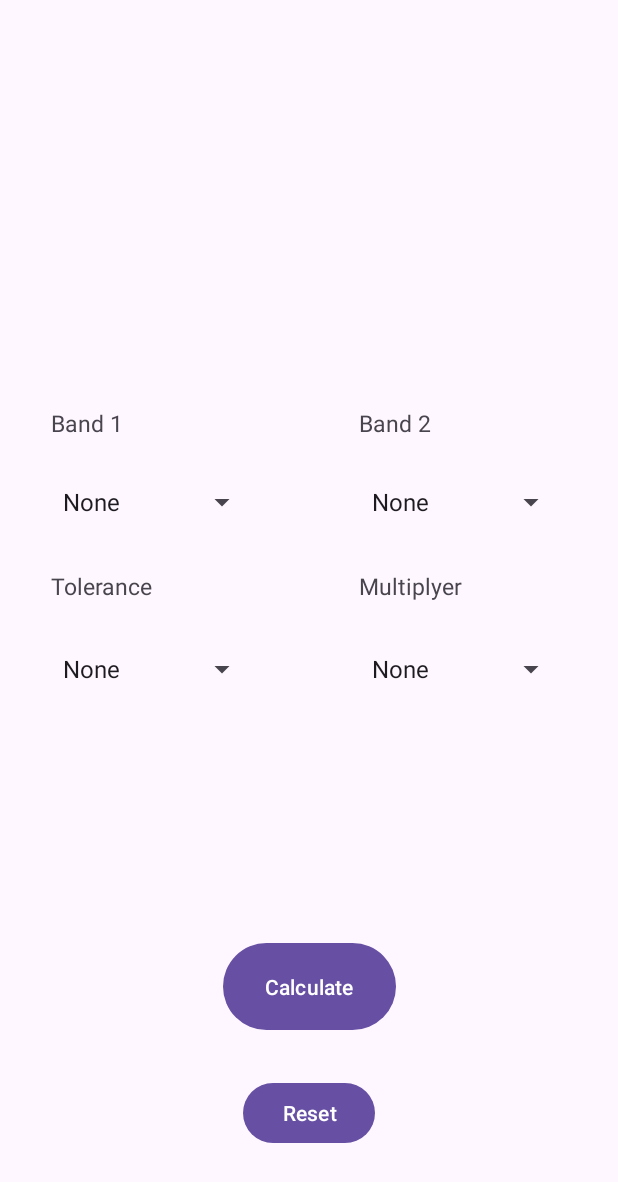
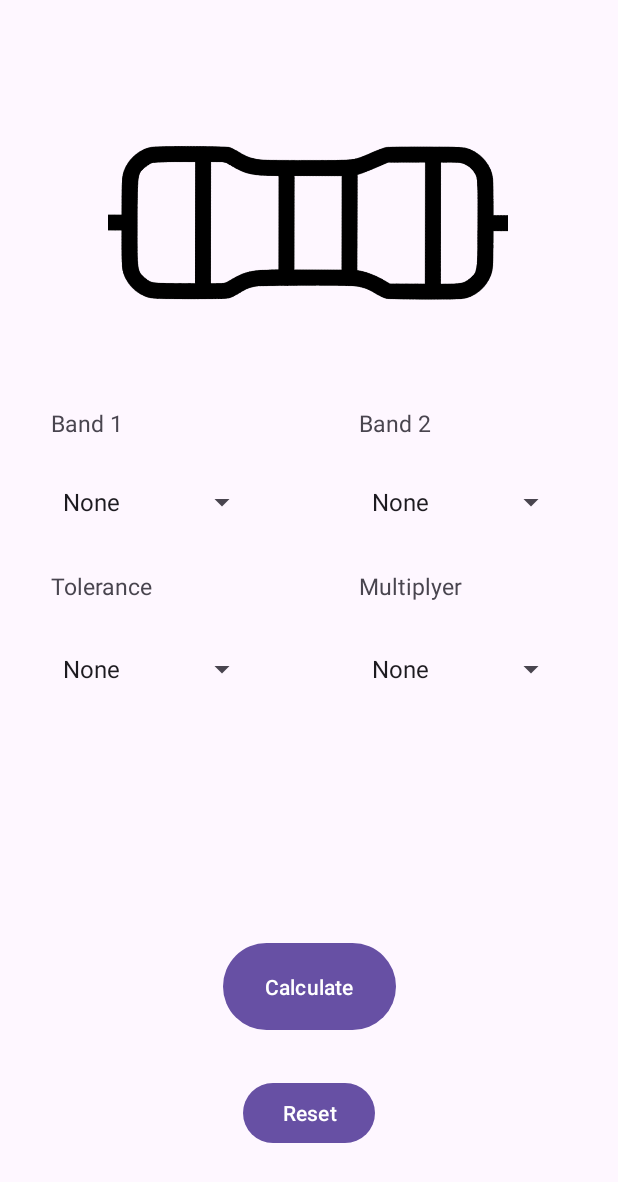
Before and after one commit to S00221754/Resistor-App, an Android app: the screen it shows after launch (MainActivity), on a phone screen of 412 x 824 dp. Shown: the top 1182 px of the screen. Run offline under Robolectric (Android 15) with nearby library versions, the phone set to English and light mode, and no system bars.

Commit message:
image and colors working need to fix bugs

```diff
--- a/app/src/main/java/com/example/resistorapp/MainActivity.java
+++ b/app/src/main/java/com/example/resistorapp/MainActivity.java
@@ -21,20 +21,27 @@ import android.widget.TextView;
 import android.widget.Toast;
 
 public class MainActivity extends AppCompatActivity {
-    //EditText band1, band2, bandMulti, bandTol;
+
     Spinner spinB1, spinB2, spinM, spinT;
-    TextView Result;
+    TextView Result, band1, band2, bandMulti, bandTol;
     Button btnCalc, Reset;
     @Override
     protected void onCreate(Bundle savedInstanceState) {
         super.onCreate(savedInstanceState);
         setContentView(R.layout.activity_main);
+        //logic
         spinB1 = findViewById(R.id.Band1);
         spinB2 = findViewById(R.id.band2);
         spinM = findViewById(R.id.band3);
         spinT = findViewById(R.id.band4);
         Result = findViewById(R.id.Result);
         Reset = findViewById(R.id.btnReset);
+
+        //image
+        band1 = findViewById(R.id.rectband1);
+        band2 = findViewById(R.id.rectband2);
+        bandMulti = findViewById(R.id.rectM);
+        bandTol = findViewById(R.id.rectTol3);
         ArrayAdapter adapter = new ArrayAdapter(this, android.R.layout.simple_spinner_item, getResources().getTextArray(R.array.Bands)) {
             @NonNull
             @Override
@@ -42,6 +49,14 @@ public class MainActivity extends AppCompatActivity {
             public View getView(int position, View convertView, @NonNull ViewGroup parent) {
                 View view = super.getView(position, convertView, parent);
                 view.setBackgroundColor(ItemBackgroundBand(position));
+                if (parent == spinB1)
+                {
+                    band1.setBackgroundColor(ItemBackgroundBand(position));
+                }
+                else
+                {
+                    band2.setBackgroundColor(ItemBackgroundBand(position));
+                }
                 return view;
             }
             //to set the background color of the other items
@@ -61,6 +76,7 @@ public class MainActivity extends AppCompatActivity {
             public View getView(int position, View convertView, @NonNull ViewGroup parent) {
                 View view = super.getView(position, convertView, parent);
                 view.setBackgroundColor(ItemBackgroundMulti(position));
+                bandMulti.setBackgroundColor(ItemBackgroundMulti(position));
                 return view;
             }
             //to set the background color of the other items
@@ -80,6 +96,7 @@ public class MainActivity extends AppCompatActivity {
             public View getView(int position, View convertView, @NonNull ViewGroup parent) {
                 View view = super.getView(position, convertView, parent);
                 view.setBackgroundColor(ItemBackgroundTol(position));
+                bandTol.setBackgroundColor(ItemBackgroundTol(position));
                 return view;
             }
             //to set the background color of the other items
--- a/app/src/main/res/layout/activity_main.xml
+++ b/app/src/main/res/layout/activity_main.xml
@@ -137,4 +137,60 @@
         app:layout_constraintTop_toTopOf="parent"
         app:layout_constraintVertical_bias="0.925" />
 
+    <ImageView
+        android:id="@+id/imageView"
+        android:layout_width="399dp"
+        android:layout_height="290dp"
+        app:layout_constraintBottom_toBottomOf="parent"
+        app:layout_constraintEnd_toEndOf="parent"
+        app:layout_constraintHorizontal_bias="0.489"
+        app:layout_constraintStart_toStartOf="parent"
+        app:layout_constraintTop_toTopOf="parent"
+        app:layout_constraintVertical_bias="0.0"
+        app:srcCompat="@drawable/resistormad" />
+
+    <TextView
+        android:id="@+id/rectband1"
+        android:layout_width="13dp"
+        android:layout_height="102dp"
+        app:layout_constraintBottom_toBottomOf="parent"
+        app:layout_constraintEnd_toEndOf="parent"
+        app:layout_constraintHorizontal_bias="0.321"
+        app:layout_constraintStart_toStartOf="parent"
+        app:layout_constraintTop_toTopOf="parent"
+        app:layout_constraintVertical_bias="0.135" />
+
+    <TextView
+        android:id="@+id/rectTol3"
+        android:layout_width="13dp"
+        android:layout_height="102dp"
+        app:layout_constraintBottom_toBottomOf="parent"
+        app:layout_constraintEnd_toEndOf="parent"
+        app:layout_constraintHorizontal_bias="0.708"
+        app:layout_constraintStart_toStartOf="parent"
+        app:layout_constraintTop_toTopOf="parent"
+        app:layout_constraintVertical_bias="0.135" />
+
+    <TextView
+        android:id="@+id/rectM"
+        android:layout_width="13dp"
+        android:layout_height="80dp"
+        app:layout_constraintBottom_toBottomOf="parent"
+        app:layout_constraintEnd_toEndOf="parent"
+        app:layout_constraintHorizontal_bias="0.563"
+        app:layout_constraintStart_toStartOf="parent"
+        app:layout_constraintTop_toTopOf="parent"
+        app:layout_constraintVertical_bias="0.145" />
+
+    <TextView
+        android:id="@+id/rectband2"
+        android:layout_width="13dp"
+        android:layout_height="80dp"
+        app:layout_constraintBottom_toBottomOf="parent"
+        app:layout_constraintEnd_toEndOf="parent"
+        app:layout_constraintHorizontal_bias="0.462"
+        app:layout_constraintStart_toStartOf="parent"
+        app:layout_constraintTop_toTopOf="parent"
+        app:layout_constraintVertical_bias="0.145" />
+
 </androidx.constraintlayout.widget.ConstraintLayout>
```
Also changed, not shown: app/src/main/res/drawable/resistormad.png (added).
